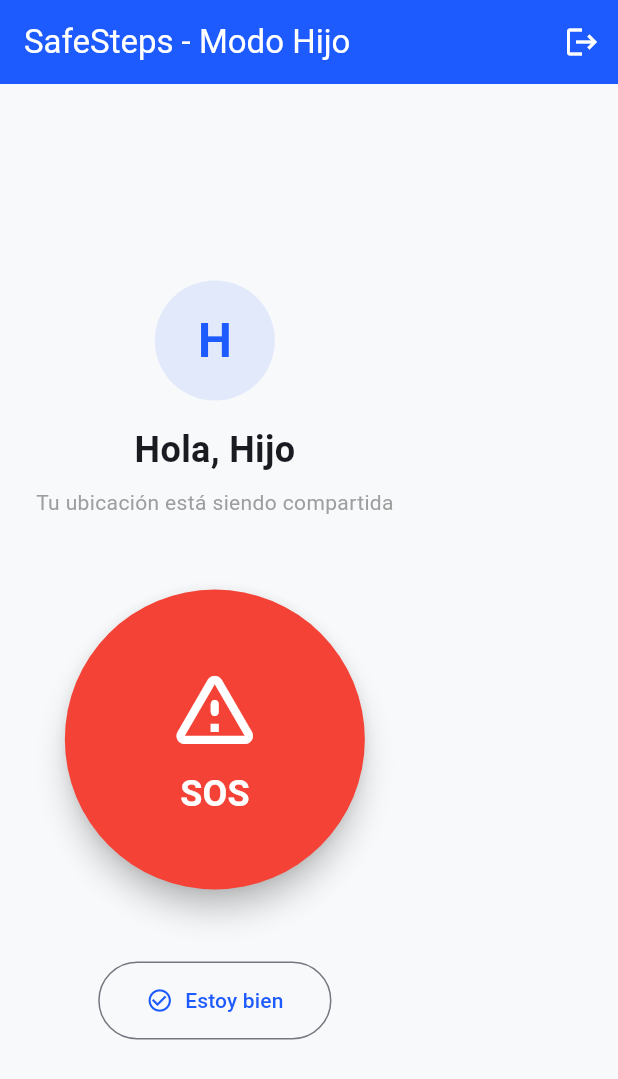
After one commit to hebertsb/SafeSteps_SIG, a Flutter app: the ChildHomeScreen screen opened by its route, on a phone screen of 412 x 824 dp. The commit adds this screen. Shown: the top 1079 px of the screen. Run offline on Flutter 3.47's test engine with Material 3 defaults, Android fonts, the phone set to English and light mode, and no system bars; our stand-ins replace firebase_auth, firebase_core, firebase_messaging, flutter_map, flutter_riverpod, flutter_secure_storage and 3 more; accounts and stored records are empty.

Commit message:
Registro de hijo

```diff
--- a/lib/src/features/auth/domain/entities/app_user.dart
+++ b/lib/src/features/auth/domain/entities/app_user.dart
@@ -3,6 +3,7 @@ class AppUser {
   final String email;
   final String name;
   final String? photoUrl;
+  final String role; // 'tutor' or 'hijo'
   final List<String> childrenIds;
 
   const AppUser({
@@ -10,6 +11,7 @@ class AppUser {
     required this.email,
     required this.name,
     this.photoUrl,
+    this.role = 'tutor', // Default to tutor
     this.childrenIds = const [],
   });
 
@@ -19,6 +21,7 @@ class AppUser {
       email: firebaseUser.email ?? '',
       name: firebaseUser.displayName ?? 'Usuario',
       photoUrl: firebaseUser.photoURL,
+      role: 'tutor', // Firebase auth usually implies tutor/parent in this context initially
     );
   }
 
@@ -27,7 +30,8 @@ class AppUser {
       id: json['id'].toString(),
       email: json['email'] as String,
       name: json['nombre'] as String,
-      photoUrl: null, // Backend doesn't send photoUrl yet
+      photoUrl: null,
+      role: json['tipo'] as String? ?? 'tutor', // Map 'tipo' from backend to 'role'
     );
   }
 }
--- /dev/null
+++ b/lib/src/features/child/presentation/child_home_screen.dart
@@ -0,0 +1,111 @@
+import 'package:flutter/material.dart';
+import 'package:flutter_riverpod/flutter_riverpod.dart';
+import '../../../core/theme/app_colors.dart';
+import '../../auth/presentation/providers/auth_provider.dart';
+
+class ChildHomeScreen extends ConsumerWidget {
+  const ChildHomeScreen({super.key});
+
+  @override
+  Widget build(BuildContext context, WidgetRef ref) {
+    final currentUser = ref.watch(currentUserProvider);
+
+    return Scaffold(
+      appBar: AppBar(
+        title: const Text('SafeSteps - Modo Hijo'),
+        backgroundColor: AppColors.primary,
+        foregroundColor: Colors.white,
+        actions: [
+          IconButton(
+            icon: const Icon(Icons.logout),
+            onPressed: () async {
+              await ref.read(authControllerProvider.notifier).logout();
+            },
+          ),
+        ],
+      ),
+      body: Container(
+        padding: const EdgeInsets.all(24.0),
+        child: Column(
+          mainAxisAlignment: MainAxisAlignment.center,
+          children: [
+            // User Info
+            CircleAvatar(
+              radius: 40,
+              backgroundColor: AppColors.primary.withOpacity(0.1),
+              child: Text(
+                currentUser?.name.substring(0, 1).toUpperCase() ?? 'H',
+                style: const TextStyle(fontSize: 32, fontWeight: FontWeight.bold, color: AppColors.primary),
+              ),
+            ),
+            const SizedBox(height: 16),
+            Text(
+              'Hola, ${currentUser?.name ?? 'Hijo'}',
+              style: const TextStyle(fontSize: 24, fontWeight: FontWeight.bold),
+            ),
+            const SizedBox(height: 8),
+            const Text(
+              'Tu ubicación está siendo compartida',
+              style: TextStyle(color: Colors.grey),
+            ),
+
+            const SizedBox(height: 48),
+
+            // Panic Button
+            SizedBox(
+              width: 200,
+              height: 200,
+              child: ElevatedButton(
+                onPressed: () {
+                  // TODO: Implement panic alert
+                  ScaffoldMessenger.of(context).showSnackBar(
+                    const SnackBar(
+                      content: Text('¡Alerta de pánico enviada!'),
+                      backgroundColor: Colors.red,
+                    ),
+                  );
+                },
+                style: ElevatedButton.styleFrom(
+                  backgroundColor: Colors.red,
+                  shape: const CircleBorder(),
+                  elevation: 8,
+                ),
+                child: const Column(
+                  mainAxisAlignment: MainAxisAlignment.center,
+                  children: [
+                    Icon(Icons.warning_amber_rounded, size: 64, color: Colors.white),
+                    SizedBox(height: 8),
+                    Text(
+                      'SOS',
+                      style: TextStyle(fontSize: 24, fontWeight: FontWeight.bold, color: Colors.white),
+                    ),
+                  ],
+                ),
+              ),
+            ),
+
+            const SizedBox(height: 48),
+
+            // Status Button
+            OutlinedButton.icon(
+              onPressed: () {
+                // TODO: Implement "I'm here" or status update
+                ScaffoldMessenger.of(context).showSnackBar(
+                  const SnackBar(
+                    content: Text('Ubicación actualizada'),
+                    backgroundColor: Colors.green,
+                  ),
+                );
+              },
+              icon: const Icon(Icons.check_circle_outline),
+              label: const Text('Estoy bien'),
+              style: OutlinedButton.styleFrom(
+                padding: const EdgeInsets.symmetric(horizontal: 32, vertical: 16),
+              ),
+            ),
+          ],
+        ),
+      ),
+    );
+  }
+}
--- a/lib/src/features/profile/presentation/profile_screen.dart
+++ b/lib/src/features/profile/presentation/profile_screen.dart
@@ -84,7 +84,9 @@ class ProfileScreen extends ConsumerWidget {
                   style: TextStyle(fontSize: 18, fontWeight: FontWeight.bold),
                 ),
                 OutlinedButton.icon(
-                  onPressed: () {},
+                  onPressed: () {
+                    context.push('/create-child');
+                  },
                   icon: const Icon(Icons.add, size: 18),
                   label: const Text('Agregar'),
                   style: OutlinedButton.styleFrom(
```
Also changed, not shown: lib/src/app_router.dart (+28 -3 lines), lib/src/features/map/data/datasources/remote_children_data_source.dart (added, +97 -0 lines), lib/src/features/map/data/repositories/children_repository_impl.dart (added, +31 -0 lines), lib/src/features/map/presentation/providers/children_provider.dart (+5 -2 lines), lib/src/features/profile/presentation/create_child_screen.dart (added, +195 -0 lines), 1 other file.
